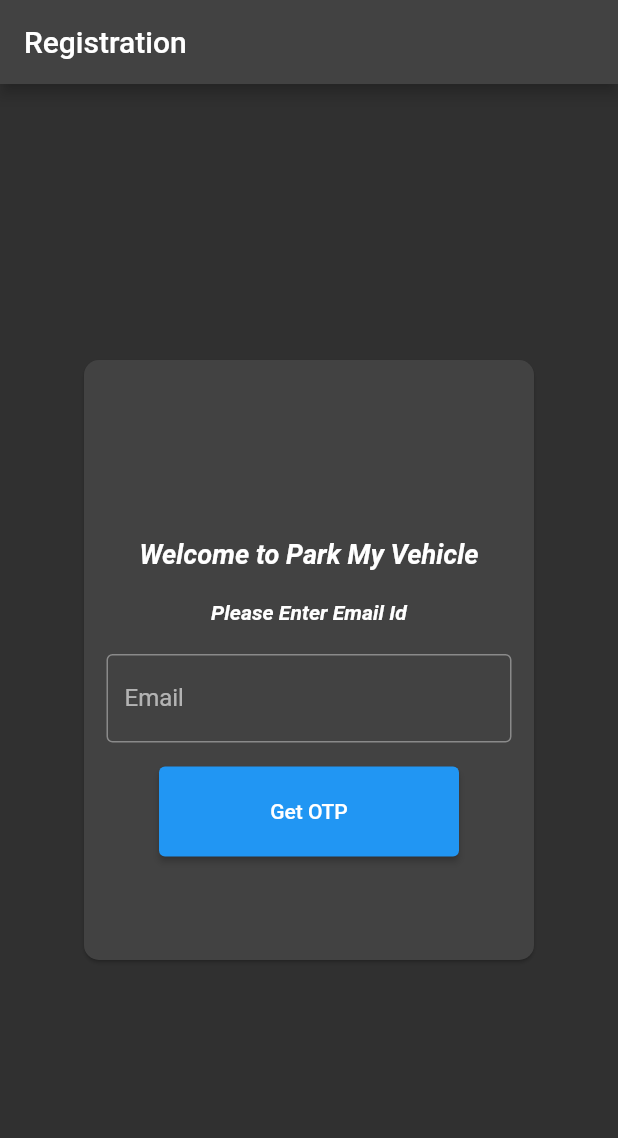
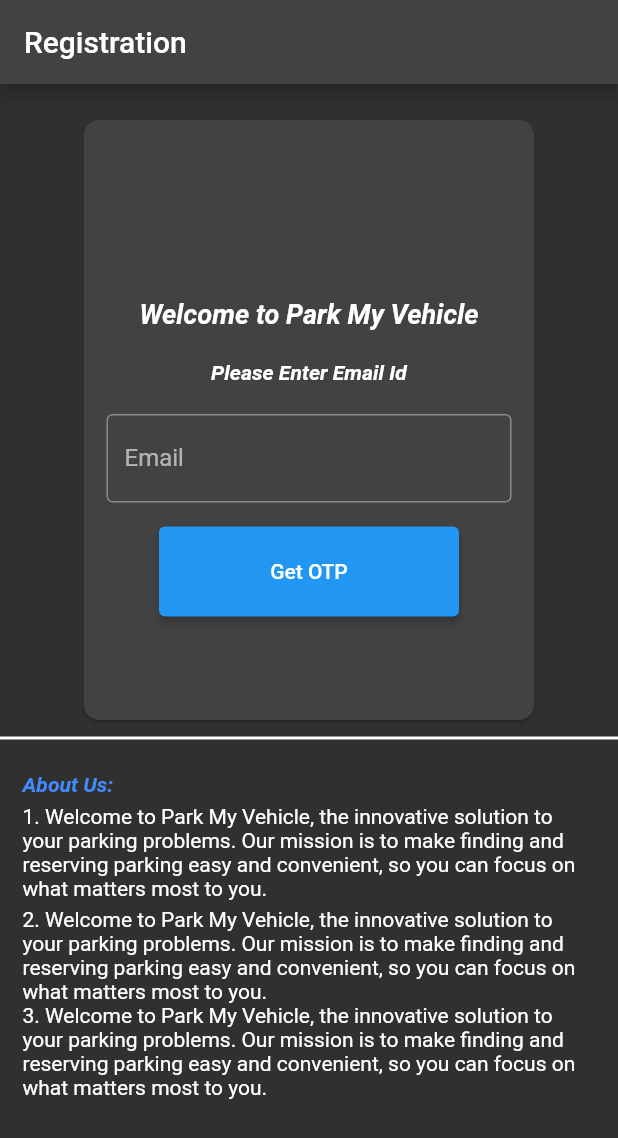
Before and after one commit to LordPrathamesh/ParkMyVehicle, a Flutter app: the screen it shows after launch, on a phone screen of 412 x 824 dp. Shown: the top 1138 px of the screen. Run offline on Flutter 3.47's test engine with Material 2 defaults, Android fonts, the phone set to English and light mode, and no system bars; our stand-ins replace connectivity_plus, fluttertoast.

Commit message:
*Added some styling to the Application OTP.

```diff
--- a/lib/HomeScreen/RegisterationScreen.dart
+++ b/lib/HomeScreen/RegisterationScreen.dart
@@ -44,8 +44,14 @@
       appBar: AppBar(
         title: const Text("Registration"),
       ),
-      body: Center(
-        child: Card(
+      body: SingleChildScrollView(
+        child: Center(
+          child: Column(
+            children: [
+              const SizedBox(
+                height: 20,
+              ),
+              Card(
                 shape: const RoundedRectangleBorder(
                     borderRadius: BorderRadius.all(Radius.circular(10))),
                 child: SizedBox(
@@ -67,6 +73,8 @@
                                                 fontStyle: FontStyle.italic,
                                                 fontWeight: FontWeight.bold)),
                                         const SizedBox(height: 20),
+                                        const Divider(color: Colors.white),
+                                        const SizedBox(height: 5),
                                         Row(
                                           mainAxisAlignment:
                                               MainAxisAlignment.spaceEvenly,
@@ -74,22 +82,31 @@
                                             return SizedBox(
                                               width: 50,
                                               child: TextFormField(
-                                          controller: _otpControllers[index],
-                                          keyboardType: TextInputType.number,
+                                                controller:
+                                                    _otpControllers[index],
+                                                keyboardType:
+                                                    TextInputType.number,
                                                 textAlign: TextAlign.center,
-                                          style: const TextStyle(fontSize: 24),
+                                                style: const TextStyle(
+                                                    fontSize: 24,
+                                                    color: Colors.blue),
                                                 maxLength: 1,
-                                          decoration: const InputDecoration(
+                                                decoration:
+                                                    const InputDecoration(
+                                                  filled: true,
+                                                  fillColor: Colors.white,
                                                   counterText: "",
                                                   border: OutlineInputBorder(),
                                                 ),
                                                 validator: (value) {
                                                   if (value != null &&
                                                       value.isEmpty) {
-                                              return Messages.optValidation1;
+                                                    return Messages
+                                                        .optValidation1;
                                                   } else if (value != null &&
                                                       value.length > 1) {
-                                              return Messages.optValidation2;
+                                                    return Messages
+                                                        .optValidation2;
                                                   }
                                                   return null;
                                                 },
@@ -106,6 +123,8 @@
                                             );
                                           }),
                                         ),
+                                        const SizedBox(height: 5),
+                                        const Divider(color: Colors.white),
                                         const SizedBox(height: 20),
                                         Row(
                                           mainAxisAlignment:
@@ -187,11 +206,17 @@
                                         ),
                                         TextFormField(
                                           controller: _emailController,
-                                    keyboardType: TextInputType.emailAddress,
+                                          keyboardType:
+                                              TextInputType.emailAddress,
                                           decoration: const InputDecoration(
+                                            // filled: true,
+                                            // fillColor: Colors.grey,
                                             labelText: 'Email',
-                                      hintText: 'Enter your email address',
+                                            hintText:
+                                                'Enter your email address',
                                             border: OutlineInputBorder(),
+                                            // labelStyle:
+                                            //     TextStyle(color: Colors.black),
                                           ),
                                           validator: (value) {
                                             if (value!.isEmpty) {
@@ -207,14 +232,16 @@
                                         const SizedBox(height: 16.0),
                                         ElevatedButton(
                                           style: ButtonStyle(
-                                        fixedSize:
-                                            MaterialStateProperty.all<Size>(
+                                              fixedSize: MaterialStateProperty
+                                                  .all<Size>(
                                             const Size(200, 60),
                                           )),
                                           onPressed: () async {
-                                      if (_formKey.currentState!.validate()) {
+                                            if (_formKey.currentState!
+                                                .validate()) {
                                               // Perform the action after validation
-                                        String email = _emailController.text;
+                                              String email =
+                                                  _emailController.text;
 
                                               var data = await sendOTP();
                                               if (data) {
@@ -231,6 +258,55 @@
                             )),
                 ),
               ),
+              const Divider(color: Colors.white, thickness: 2.0),
+              Padding(
+                padding: const EdgeInsets.all(15),
+                child: Column(
+                  mainAxisAlignment: MainAxisAlignment.spaceBetween,
+                  children: [
+                    Row(
+                      children: const [
+                        Text(
+                          "About Us:",
+                          style: TextStyle(
+                              fontStyle: FontStyle.italic,
+                              fontWeight: FontWeight.bold,color: Colors.blueAccent),
+                        )
+                      ],
+                    ),
+                    const SizedBox(
+                      height: 5,
+                    ),
+                    Row(
+                      children: const [
+                        Expanded(
+                            child: Text(
+                                "1. Welcome to Park My Vehicle, the innovative solution to your parking problems. Our mission is to make finding and reserving parking easy and convenient, so you can focus on what matters most to you."))
+                      ],
+                    ),
+                    const SizedBox(
+                      height: 5,
+                    ),
+                    Row(
+                      children: const [
+                        Expanded(
+                            child: Text(
+                                "2. Welcome to Park My Vehicle, the innovative solution to your parking problems. Our mission is to make finding and reserving parking easy and convenient, so you can focus on what matters most to you."))
+                      ],
+                    ),
+                    Row(
+                      children: const [
+                        Expanded(
+                            child: Text(
+                                "3. Welcome to Park My Vehicle, the innovative solution to your parking problems. Our mission is to make finding and reserving parking easy and convenient, so you can focus on what matters most to you."))
+                      ],
+                    ),
+                  ],
+                ),
+              )
+            ],
+          ),
+        ),
       ),
     );
   }
```
Lines whose indentation alone changed are shown as unchanged.
